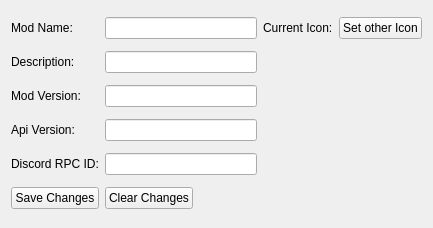
First picture: the form in UI/mod_global.ui, repository Drawoon2/funkinTools, before the edit.
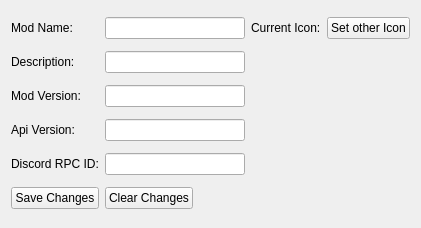
Second picture: the form after the edit. Icons and pictures are not drawn.

```diff
--- a/UI/mod_global.ui
+++ b/UI/mod_global.ui
@@ -6,7 +6,7 @@
    <rect>
     <x>0</x>
     <y>0</y>
-    <width>433</width>
+    <width>421</width>
     <height>228</height>
    </rect>
   </property>
```
